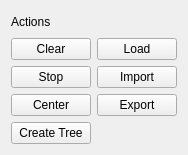
First picture: the form in src/bsdd_gui/module/graph_view_widget/qt/Buttons.ui, repository c-mellueh/bSDD-Toolkit, before the edit.
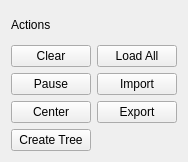
Second picture: the form after the edit.

What changed in the file:
```diff
--- a/src/bsdd_gui/module/graph_view_widget/qt/Buttons.ui
+++ b/src/bsdd_gui/module/graph_view_widget/qt/Buttons.ui
@@ -7,7 +7,7 @@
     <x>0</x>
     <y>0</y>
     <width>186</width>
-    <height>155</height>
+    <height>162</height>
    </rect>
   </property>
   <property name="windowTitle">
@@ -24,7 +24,7 @@
    <item row="1" column="1">
     <widget class="QPushButton" name="bt_load">
      <property name="text">
-      <string>Load</string>
+      <string>Load All</string>
      </property>
     </widget>
    </item>
@@ -52,7 +52,7 @@
    <item row="2" column="0">
     <widget class="QPushButton" name="bt_start_stop">
      <property name="text">
-      <string>Stop</string>
+      <string>Pause</string>
      </property>
     </widget>
    </item>
```
